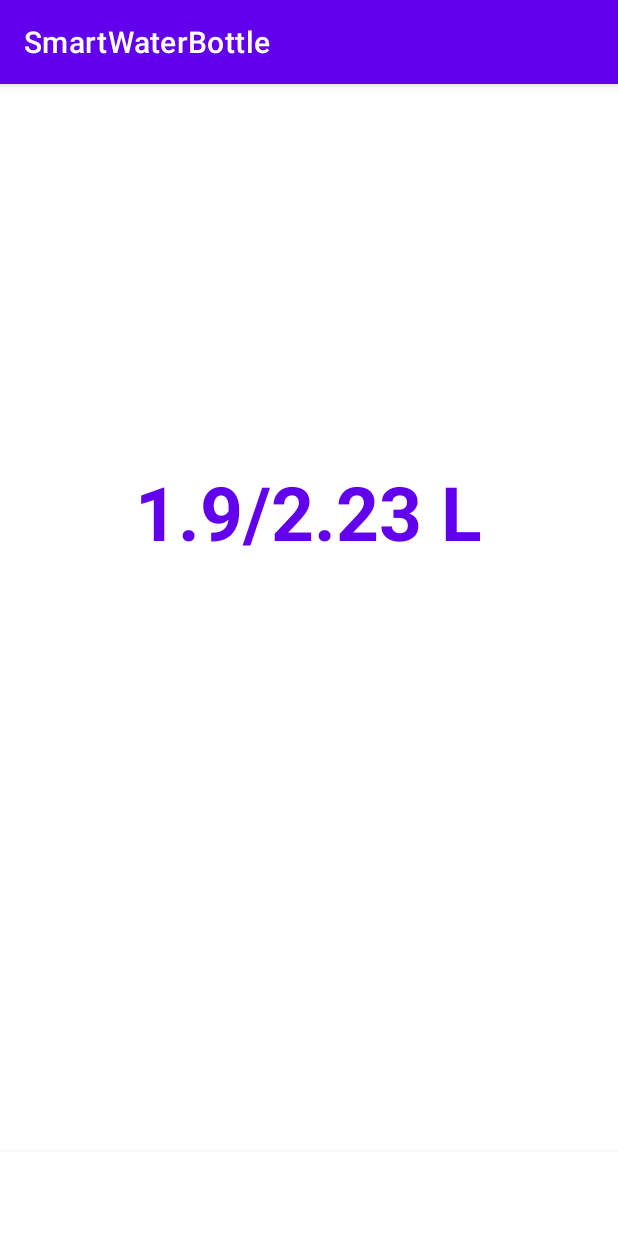
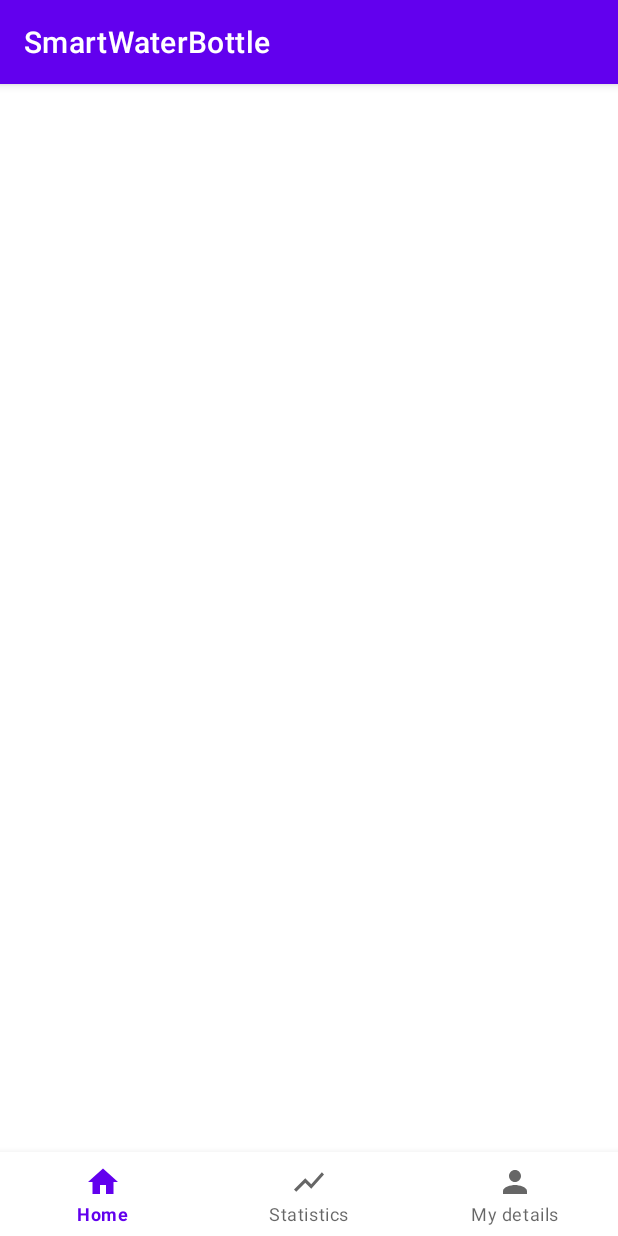
Before and after one commit to tomaandreisacuiu/SmartWaterBottleApp, an Android app: the screen it shows after launch (MainActivity), on a phone screen of 412 x 824 dp. Run offline under Robolectric (Android 15) with nearby library versions, the phone set to English and light mode, and no system bars.

Commit message:
New bottom nav menu and 3 fragments

```diff
--- a/app/build.gradle
+++ b/app/build.gradle
@@ -21,6 +21,11 @@ android {
             proguardFiles getDefaultProguardFile('proguard-android-optimize.txt'), 'proguard-rules.pro'
         }
     }
+
+    buildFeatures{
+        viewBinding true
+    }
+
     compileOptions {
         sourceCompatibility JavaVersion.VERSION_1_8
         targetCompatibility JavaVersion.VERSION_1_8
--- /dev/null
+++ b/app/src/main/java/com/example/smartwaterbottle/HomeFragment.java
@@ -0,0 +1,64 @@
+package com.example.smartwaterbottle;
+
+import android.os.Bundle;
+
+import androidx.fragment.app.Fragment;
+
+import android.view.LayoutInflater;
+import android.view.View;
+import android.view.ViewGroup;
+
+/**
+ * A simple {@link Fragment} subclass.
+ * Use the {@link HomeFragment#newInstance} factory method to
+ * create an instance of this fragment.
+ */
+public class HomeFragment extends Fragment {
+
+    // TODO: Rename parameter arguments, choose names that match
+    // the fragment initialization parameters, e.g. ARG_ITEM_NUMBER
+    private static final String ARG_PARAM1 = "param1";
+    private static final String ARG_PARAM2 = "param2";
+
+    // TODO: Rename and change types of parameters
+    private String mParam1;
+    private String mParam2;
+
+    public HomeFragment() {
+        // Required empty public constructor
+    }
+
+    /**
+     * Use this factory method to create a new instance of
+     * this fragment using the provided parameters.
+     *
+     * @param param1 Parameter 1.
+     * @param param2 Parameter 2.
+     * @return A new instance of fragment HomeFragment.
+     */
+    // TODO: Rename and change types and number of parameters
+    public static HomeFragment newInstance(String param1, String param2) {
+        HomeFragment fragment = new HomeFragment();
+        Bundle args = new Bundle();
+        args.putString(ARG_PARAM1, param1);
+        args.putString(ARG_PARAM2, param2);
+        fragment.setArguments(args);
+        return fragment;
+    }
+
+    @Override
+    public void onCreate(Bundle savedInstanceState) {
+        super.onCreate(savedInstanceState);
+        if (getArguments() != null) {
+            mParam1 = getArguments().getString(ARG_PARAM1);
+            mParam2 = getArguments().getString(ARG_PARAM2);
+        }
+    }
+
+    @Override
+    public View onCreateView(LayoutInflater inflater, ViewGroup container,
+                             Bundle savedInstanceState) {
+        // Inflate the layout for this fragment
+        return inflater.inflate(R.layout.fragment_home, container, false);
+    }
+}
--- a/app/src/main/java/com/example/smartwaterbottle/MainActivity.java
+++ b/app/src/main/java/com/example/smartwaterbottle/MainActivity.java
@@ -1,14 +1,46 @@
 package com.example.smartwaterbottle;
 
 import androidx.appcompat.app.AppCompatActivity;
+import androidx.fragment.app.Fragment;
+import androidx.fragment.app.FragmentManager;
+import androidx.fragment.app.FragmentTransaction;
 
 import android.os.Bundle;
 
+import com.example.smartwaterbottle.databinding.ActivityMainBinding;
+
 public class MainActivity extends AppCompatActivity {
+
+    ActivityMainBinding binding;
 
     @Override
     protected void onCreate(Bundle savedInstanceState) {
         super.onCreate(savedInstanceState);
-        setContentView(R.layout.activity_main);
+        binding = ActivityMainBinding.inflate(getLayoutInflater());
+        setContentView(binding.getRoot());
+        replaceFragment(new HomeFragment());
+
+        binding.bottomNavigationView.setOnItemSelectedListener(item -> {
+            switch(item.getItemId()){
+                case R.id.home:
+                    replaceFragment(new HomeFragment());
+                    break;
+                case R.id.statistics:
+                    replaceFragment(new StatisticsFragment());
+                    break;
+                case R.id.details:
+                    replaceFragment(new DetailsFragment());
+                    break;
+            }
+
+            return true;
+        });
+    }
+
+    private void replaceFragment(Fragment fragment) {
+        FragmentManager fragmentManager = getSupportFragmentManager();
+        FragmentTransaction fragmentTransaction = fragmentManager.beginTransaction();
+        fragmentTransaction.replace(R.id.frame_layout, fragment);
+        fragmentTransaction.commit();
     }
 }
--- a/app/src/main/res/layout/activity_main.xml
+++ b/app/src/main/res/layout/activity_main.xml
@@ -7,6 +7,7 @@
     tools:context=".MainActivity">
 
     <FrameLayout
+        android:id="@+id/frame_layout"
         android:layout_width="0dp"
         android:layout_height="0dp"
         app:layout_constraintBottom_toTopOf="@+id/bottomNavigationView"
@@ -17,27 +18,14 @@
 
     </FrameLayout>
 
-    <TextView
-        android:layout_width="wrap_content"
-        android:layout_height="wrap_content"
-        android:text="1.9/2.23 L"
-        android:textColor="@color/purple_500"
-        android:textSize="50sp"
-        android:textStyle="bold"
-        app:layout_constraintBottom_toBottomOf="parent"
-        app:layout_constraintEnd_toEndOf="parent"
-        app:layout_constraintHorizontal_bias="0.497"
-        app:layout_constraintStart_toStartOf="parent"
-        app:layout_constraintTop_toTopOf="parent"
-        app:layout_constraintVertical_bias="0.359" />
-
     <com.google.android.material.bottomnavigation.BottomNavigationView
         android:id="@+id/bottomNavigationView"
         android:layout_width="match_parent"
         android:layout_height="wrap_content"
         app:layout_constraintBottom_toBottomOf="parent"
         app:layout_constraintEnd_toEndOf="parent"
-        app:layout_constraintStart_toStartOf="parent">
+        app:layout_constraintStart_toStartOf="parent"
+        app:menu="@menu/bottom_navmenu">
 
     </com.google.android.material.bottomnavigation.BottomNavigationView>
 
--- /dev/null
+++ b/app/src/main/res/layout/fragment_details.xml
@@ -0,0 +1,6 @@
+<?xml version="1.0" encoding="utf-8"?>
+<FrameLayout xmlns:android="http://schemas.android.com/apk/res/android"
+    xmlns:tools="http://schemas.android.com/tools"
+    android:layout_width="match_parent"
+    android:layout_height="match_parent"
+    tools:context=".DetailsFragment"/>
--- /dev/null
+++ b/app/src/main/res/layout/fragment_home.xml
@@ -0,0 +1,6 @@
+<?xml version="1.0" encoding="utf-8"?>
+<FrameLayout xmlns:android="http://schemas.android.com/apk/res/android"
+    xmlns:tools="http://schemas.android.com/tools"
+    android:layout_width="match_parent"
+    android:layout_height="match_parent"
+    tools:context=".HomeFragment"/>
--- /dev/null
+++ b/app/src/main/res/layout/fragment_statistics.xml
@@ -0,0 +1,6 @@
+<?xml version="1.0" encoding="utf-8"?>
+<FrameLayout xmlns:android="http://schemas.android.com/apk/res/android"
+    xmlns:tools="http://schemas.android.com/tools"
+    android:layout_width="match_parent"
+    android:layout_height="match_parent"
+    tools:context=".StatisticsFragment"/>
--- a/app/src/main/res/menu/bottom_navmenu.xml
+++ b/app/src/main/res/menu/bottom_navmenu.xml
@@ -1,7 +1,18 @@
 <?xml version="1.0" encoding="utf-8"?>
 <menu xmlns:android="http://schemas.android.com/apk/res/android">
 
-    <item android:title="Home" />
-    <item android:title="Statistics" />
-    <item android:title="My details" />
+    <item
+        android:title="Home"
+        android:icon="@drawable/ic_baseline_home_24"
+        android:id="@+id/home"
+        />
+    <item
+        android:title="Statistics"
+        android:icon="@drawable/ic_baseline_show_chart_24"
+        android:id="@+id/statistics"
+        />
+    <item android:title="My details"
+        android:icon="@drawable/ic_baseline_person_24"
+        android:id="@+id/details"
+        />
 </menu>
--- a/app/src/main/res/values/strings.xml
+++ b/app/src/main/res/values/strings.xml
@@ -1,3 +1,5 @@
 <resources>
     <string name="app_name">SmartWaterBottle</string>
+    <!-- TODO: Remove or change this placeholder text -->
+    <string name="hello_blank_fragment">Hello blank fragment</string>
 </resources>
```
Also changed, not shown: app/src/main/java/com/example/smartwaterbottle/DetailsFragment.java (added, +64 -0 lines), app/src/main/java/com/example/smartwaterbottle/StatisticsFragment.java (added, +64 -0 lines).
